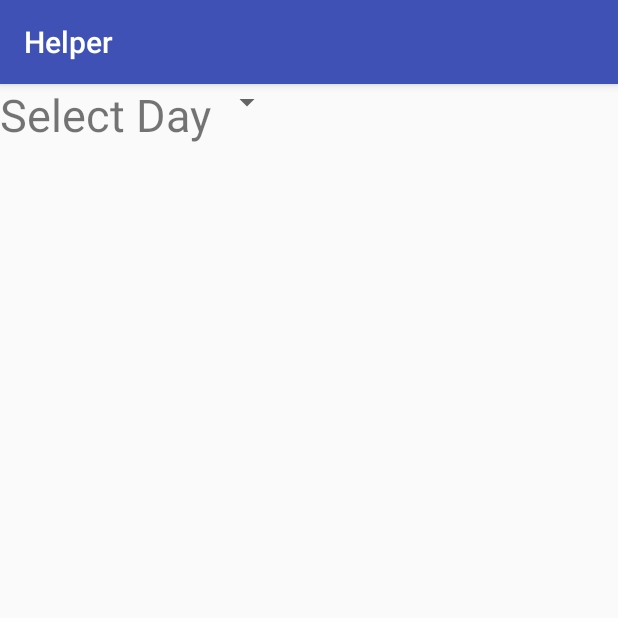
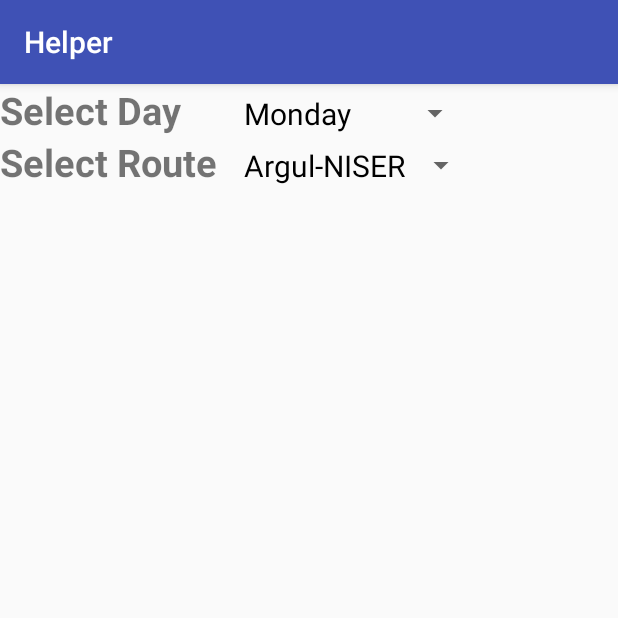
Before and after one commit to prakharag28597/FireBase1, an Android app: the MainActivity screen opened directly, with no data from a screen before it, on a phone screen of 412 x 824 dp, the top half of it. Run offline under Robolectric (Android 15) with nearby library versions, the phone set to English and light mode, and no system bars; our stand-ins replace Firebase (no records; nobody signed in at launch, a user with empty details on screens opened directly).

Commit message:
spinners added

```diff
--- a/app/src/main/java/prakhar/firebase1/MainActivity.java
+++ b/app/src/main/java/prakhar/firebase1/MainActivity.java
@@ -3,6 +3,8 @@ package prakhar.firebase1;
 import android.support.v7.app.AppCompatActivity;
 import android.os.Bundle;
 import android.util.Log;
+import android.widget.ArrayAdapter;
+import android.widget.Spinner;
 import android.widget.Toast;
 
 import com.google.firebase.database.DataSnapshot;
@@ -23,7 +25,17 @@ public class MainActivity extends AppCompatActivity {
         super.onCreate(savedInstanceState);
         setContentView(R.layout.bus);
 
-        Log.d("myTag", "Inside main activity");
+        Spinner spinner_day = (Spinner)findViewById(R.id.spinner_day);
+        ArrayAdapter<CharSequence> day_adapter = ArrayAdapter.createFromResource(
+                this, R.array.day_array, R.layout.spinner_layout);
+        day_adapter.setDropDownViewResource(R.layout.spinner_layout);
+        spinner_day.setAdapter(day_adapter);
+
+        Spinner spinner_route = (Spinner)findViewById(R.id.spinner_route);
+        ArrayAdapter<CharSequence> route_adapter = ArrayAdapter.createFromResource(
+                this, R.array.route_array, R.layout.spinner_layout);
+        route_adapter.setDropDownViewResource(R.layout.spinner_layout);
+        spinner_route.setAdapter(route_adapter);
 
         database= FirebaseDatabase.getInstance();
 
@@ -32,7 +44,6 @@ public class MainActivity extends AppCompatActivity {
         myRef.addValueEventListener(new ValueEventListener() {
             @Override
             public void onDataChange(DataSnapshot dataSnapshot) {
-                Log.d("myTag", "This is my message");
                 for (DataSnapshot postSnapshot : dataSnapshot.getChildren()) {
                     DayBus day = postSnapshot.getValue(DayBus.class);
 
--- a/app/src/main/res/layout/bus.xml
+++ b/app/src/main/res/layout/bus.xml
@@ -10,16 +10,33 @@
         android:layout_height="wrap_content"
         android:orientation="horizontal">
         <TextView
-            android:text="Select Day"
-            android:textSize="30sp"
+            android:text="Select Day       "
             android:layout_width="match_parent"
             android:layout_height="wrap_content"
-            android:id="@+id/textView" />
+            android:textSize="25dp"
+            android:textStyle="normal|bold"
+            android:textAllCaps="false" />
         <Spinner
             android:layout_width="wrap_content"
             android:layout_height="wrap_content"
-            android:id="@+id/spinner"
-            />
+            android:id="@+id/spinner_day"/>
+
+    </LinearLayout>
+    <LinearLayout
+        android:layout_width="wrap_content"
+        android:layout_height="wrap_content"
+        android:orientation="horizontal">
+        <TextView
+            android:text="Select Route   "
+            android:layout_width="match_parent"
+            android:layout_height="wrap_content"
+            android:textSize="25dp"
+            android:textStyle="normal|bold"
+            android:textAllCaps="false" />
+        <Spinner
+            android:layout_width="wrap_content"
+            android:layout_height="wrap_content"
+            android:id="@+id/spinner_route"/>
 
     </LinearLayout>
 
--- /dev/null
+++ b/app/src/main/res/layout/spinner_layout.xml
@@ -0,0 +1,8 @@
+<?xml version="1.0" encoding="utf-8"?>
+<TextView xmlns:android="http://schemas.android.com/apk/res/android"
+    android:id="@+id/spinnerTarget"
+    android:layout_width="fill_parent"
+    android:layout_height="wrap_content"
+    android:textColor="#000000"
+    android:textSize="20dp"
+    />
--- /dev/null
+++ b/app/src/main/res/values/arrays.xml
@@ -0,0 +1,22 @@
+<?xml version="1.0" encoding="utf-8"?>
+<resources>
+    <string name="item_picker">Select a Day</string>
+    <string-array name="day_array">
+        <item> Monday </item>
+        <item> Tuesday </item>
+        <item> Wednesday </item>
+        <item> Thursday </item>
+        <item> Friday </item>
+        <item> Saturday </item>
+        <item> Sunday </item>
+    </string-array>
+    <string-array name="route_array">
+        <item> Argul-NISER </item>
+        <item> Argul-KGP </item>
+        <item> Argul-TP </item>
+        <item> NISER-Argul </item>
+        <item> KGP-Argul </item>
+        <item> TP-Argul </item>
+        <item> Shuttle </item>
+    </string-array>
+</resources>
```
